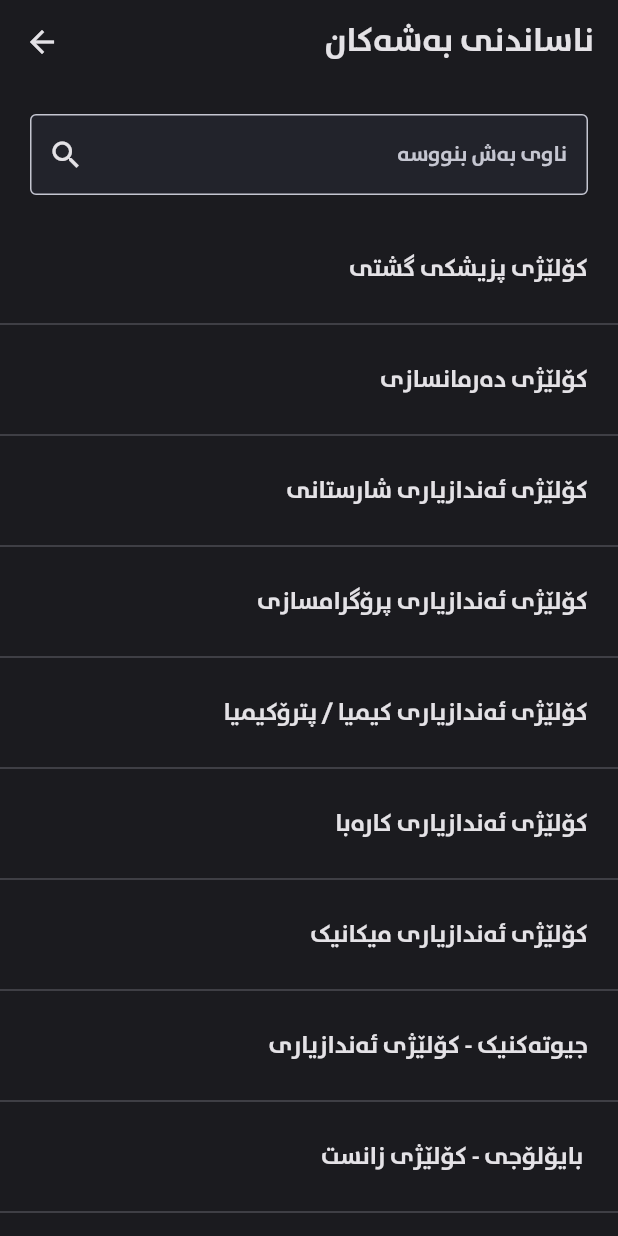
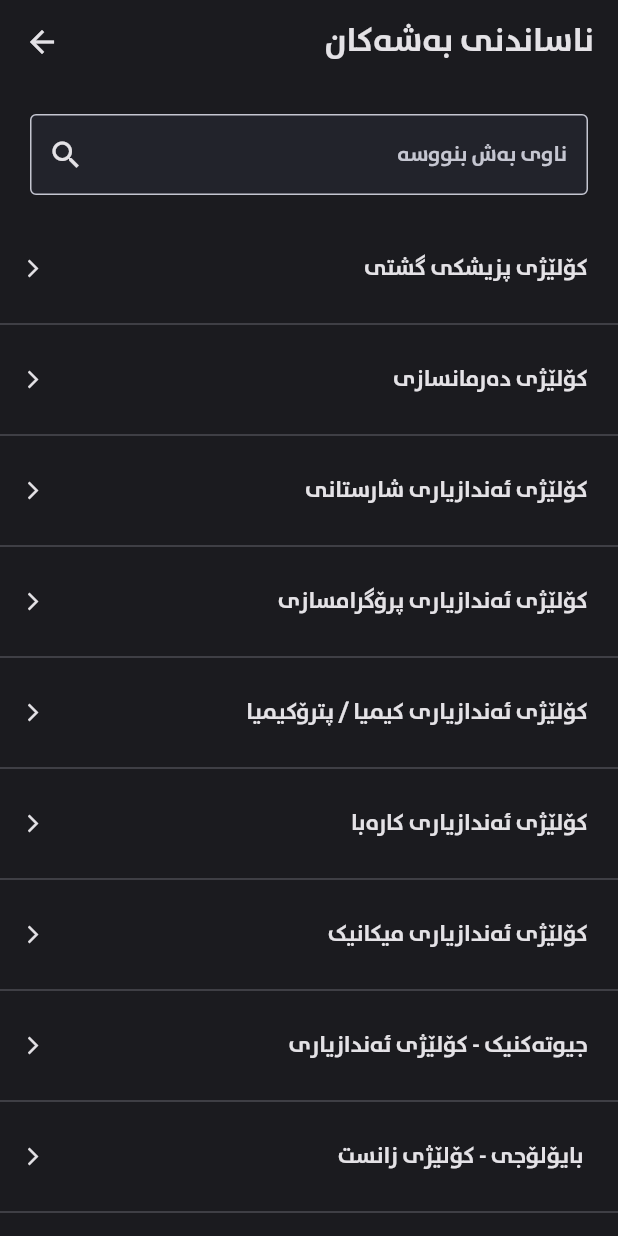
Before and after one commit to akar-jaza/bashakam_konmra_project-Local-Database-Edition, a Flutter app: the screen it shows after launch, after a tap on "بەشەکان", on a phone screen of 412 x 824 dp. Run offline on Flutter 3.47's test engine with Material 2 defaults, Android fonts, the phone set to English and light mode, and no system bars; our stand-ins replace csv, flutter_svg, hive, hive_flutter; accounts and stored records are empty.

Commit message:
fix: Correct department introduction mismatch issue,feat: Added Department Introduction Screen

```diff
--- a/lib/Screens/department_introduction/department_introduction_screen.dart
+++ b/lib/Screens/department_introduction/department_introduction_screen.dart
@@ -5,7 +5,7 @@ import 'package:flutter/material.dart';
 import '../../components/my_appbar.dart';
 import '../../components/my_textfiled.dart';
 import '../../constantes/them_colors.dart';
-import '../../widgets/department_introduction_list_item.dart';
+import '../../list_items/department_introduction_list_item.dart';
 
 class DepartmentIntroductionScreen extends StatefulWidget {
   const DepartmentIntroductionScreen({super.key});
@@ -38,6 +38,10 @@ class _DepartmentIntroductionScreenState
       departmentIntroduction =
           await ImportDepartmentIntroduction.importDataFromCsv(
               'assets/data/bashakan_info(CSV).csv');
+
+      // Sort the departmentIntroduction list based on department names
+      // departmentIntroduction
+      //     .sort((a, b) => a['departmentName'].compareTo(b['departmentName']));
 
       departmentName = departmentIntroduction
           .map((data) => data['departmentName'] as String)
--- a/lib/Screens/home_page.dart
+++ b/lib/Screens/home_page.dart
@@ -1,6 +1,9 @@
+import 'dart:io';
+
 import 'package:bashakam_barawzanko/Screens/department_introduction/department_introduction_screen.dart';
 import 'package:bashakam_barawzanko/Screens/kamtrin_konmra/kamtrin_konmra_page.dart';
 import 'package:bashakam_barawzanko/constantes/them_colors.dart';
+import 'package:flutter/cupertino.dart';
 import 'package:flutter/material.dart';
 import 'package:flutter_svg/flutter_svg.dart';
 import '../components/my_card.dart';
@@ -105,11 +108,24 @@ class _HomePageState extends State<HomePage> {
                       color: ThemeColors.kWhiteTextColor,
                       text: 'کەمترین کۆنمرە',
                       onTap: () {
+                        if (Platform.isIOS) {
+                          Navigator.of(context, rootNavigator: true).push(
+                            CupertinoPageRoute<bool>(
+                              fullscreenDialog: false,
+                              builder: (BuildContext context) =>
+                                  const KamtrinKonmra(),
+                            ),
+                          );
+                        } else {
                           Navigator.push(
                             context,
                             MaterialPageRoute(
-                              builder: (context) => const KamtrinKonmra()),
+                              builder: (context) {
+                                return const KamtrinKonmra();
+                              },
+                            ),
                           );
+                        }
                       },
                     ),
                     MyCard(
@@ -117,13 +133,26 @@ class _HomePageState extends State<HomePage> {
                       buttonTitle: 'ببینە',
                       color: ThemeColors.kWhiteTextColor,
                       text: 'بەشەکان',
-                      onTap: () => Navigator.push(
+                      onTap: () {
+                        if (Platform.isIOS) {
+                          Navigator.of(context, rootNavigator: true).push(
+                            CupertinoPageRoute<bool>(
+                              fullscreenDialog: false,
+                              builder: (BuildContext context) =>
+                                  const DepartmentIntroductionScreen(),
+                            ),
+                          );
+                        } else {
+                          Navigator.push(
                             context,
                             MaterialPageRoute(
-                          builder: (context) =>
-                              const DepartmentIntroductionScreen(),
+                              builder: (context) {
+                                return const DepartmentIntroductionScreen();
+                              },
                             ),
-                      ),
+                          );
+                        }
+                      },
                     ),
                   ],
                 ),
--- a/lib/Screens/kamtrin_konmra/kamtrin_konmra_page.dart
+++ b/lib/Screens/kamtrin_konmra/kamtrin_konmra_page.dart
@@ -9,7 +9,7 @@ import '../../components/my_floating_action_button.dart';
 import '../../constantes/them_colors.dart';
 import '../../components/my_appbar.dart';
 import '../../csv_importers/import_konmra_csv.dart';
-import '../../widgets/konmra_list_item.dart';
+import '../../list_items/konmra_list_item.dart';
 
 class KamtrinKonmra extends StatefulWidget {
   const KamtrinKonmra({Key? key}) : super(key: key);
--- /dev/null
+++ b/lib/list_items/department_introduction_list_item.dart
@@ -0,0 +1,100 @@
+import 'package:bashakam_barawzanko/Screens/department_introduction/Department_info_screen.dart';
+import 'package:flutter/cupertino.dart';
+import 'package:flutter/material.dart';
+import '../constantes/them_colors.dart';
+
+class DepartmentIntroductionListItem extends StatelessWidget {
+  final List<Map<String, dynamic>> departments;
+  final int index;
+
+  const DepartmentIntroductionListItem({
+    Key? key,
+    required this.departments,
+    required this.index,
+  }) : super(key: key);
+
+  @override
+  Widget build(BuildContext context) {
+    double calculateTextFontSize(BuildContext context) {
+      final screenSize = MediaQuery.of(context).size;
+      final screenWidth = screenSize.width;
+
+      if (screenWidth < 375) {
+        return 12.5; // Small screen
+      } else if (screenWidth < 600) {
+        return 15; // Medium screen
+      } else {
+        return 18; // Large screen
+      }
+    }
+
+    if (index.isOdd) {
+      return const Divider(
+        color: Color.fromARGB(72, 197, 198, 209),
+      );
+    } else {
+      final itemIndex = index ~/ 2;
+
+      if (itemIndex >= departments.length) {
+        return const SizedBox.shrink();
+      }
+      final departmentData = departments[index];
+      final departmentName = departmentData['departmentName'];
+
+      return Directionality(
+        textDirection: TextDirection.rtl,
+        child: Expanded(
+          child: Column(
+            children: [
+              Theme(
+                data: ThemeData(
+                  splashColor: Colors.transparent,
+                  highlightColor: Colors.transparent,
+                  fontFamily: "rabarBold",
+                ),
+                child: ListTile(
+                  onTap: () {
+
+                    Navigator.of(context).push(
+                      MaterialPageRoute(
+                        builder: (context) => DepartmentInfoScreen(
+                          departmentName: departmentName,
+                          introduction: departments[index]['introduction'],
+                        ),
+                      ),
+                    );
+                  },
+                  visualDensity: VisualDensity.compact,
+                  contentPadding:
+                      const EdgeInsets.only(right: 20, top: 5, bottom: 5),
+                  leading: SizedBox(
+                    width: 250,
+                    child: Text(
+                      departmentName,
+                      style: TextStyle(
+                        color: ThemeColors.kWhiteTextColor,
+                        fontSize: calculateTextFontSize(context),
+                        letterSpacing: 0.0,
+                        height: 1.5,
+                      ),
+                      overflow: TextOverflow.ellipsis,
+                      maxLines: 2,
+                    ),
+                  ),
+                  trailing: const Padding(
+                    padding: EdgeInsets.only(left: 15, top: 5, bottom: 5.0),
+                    child: Icon(
+                      Icons.arrow_back_ios_new,
+                      size: 14,
+                      color: ThemeColors.kWhiteTextColor,
+                    ),
+                  ),
+                ),
+              ),
+            ],
+          ),
+        ),
+      );
+    }
+  }
+}
--- a/lib/widgets/department_introduction_list_item.dart
+++ /dev/null
@@ -1,72 +0,0 @@
-import 'package:flutter/material.dart';
-import '../constantes/them_colors.dart';
-
-class DepartmentIntroductionListItem extends StatelessWidget {
-  final List<Map<String, dynamic>> departments;
-  final int index;
-
-  const DepartmentIntroductionListItem({
-    Key? key,
-    required this.departments,
-    required this.index,
-  }) : super(key: key);
-
-  @override
-  Widget build(BuildContext context) {
-    double calculateTextFontSize(BuildContext context) {
-      final screenSize = MediaQuery.of(context).size;
-      final screenWidth = screenSize.width;
-
-      if (screenWidth < 375) {
-        return 13; // Small screen
-      } else if (screenWidth < 600) {
-        return 16; // Medium screen
-      } else {
-        return 18; // Large screen
-      }
-    }
-
-    if (index.isOdd) {
-      return const Divider(
-        color: Color.fromARGB(72, 197, 198, 209),
-      );
-    } else {
-      final itemIndex = index ~/ 2;
-
-      if (itemIndex >= departments.length) {
-        return const SizedBox.shrink();
-      }
-      final departmentData = departments[index];
-      final departmentName = departmentData['departmentName'];
-
-      return Directionality(
-        textDirection: TextDirection.rtl,
-        child: Expanded(
-          child: Column(
-            children: [
-              ListTile(
-                visualDensity: VisualDensity.compact,
-                contentPadding:
-                    const EdgeInsets.only(right: 20, top: 5, bottom: 5),
-                leading: SizedBox(
-                  width: 250,
-                  child: Text(
-                    departmentName,
-                    style: TextStyle(
-                      color: ThemeColors.kWhiteTextColor,
-                      fontSize: calculateTextFontSize(context),
-                      letterSpacing: 0.0,
-                      height: 1.5,
-                    ),
-                    overflow: TextOverflow.ellipsis,
-                    maxLines: 2,
-                  ),
-                ),
-              ),
-            ],
-          ),
-        ),
-      );
-    }
-  }
-}
```
Also changed, not shown: lib/Screens/department_introduction/department_info_screen.dart (added, +35 -0 lines), assets/data/bashakan_info(CSV).csv, lib/list_items/konmra_list_item.dart (renamed from lib/widgets/konmra_list_item.dart), 1 other file. Lines whose indentation alone changed are shown as unchanged.
